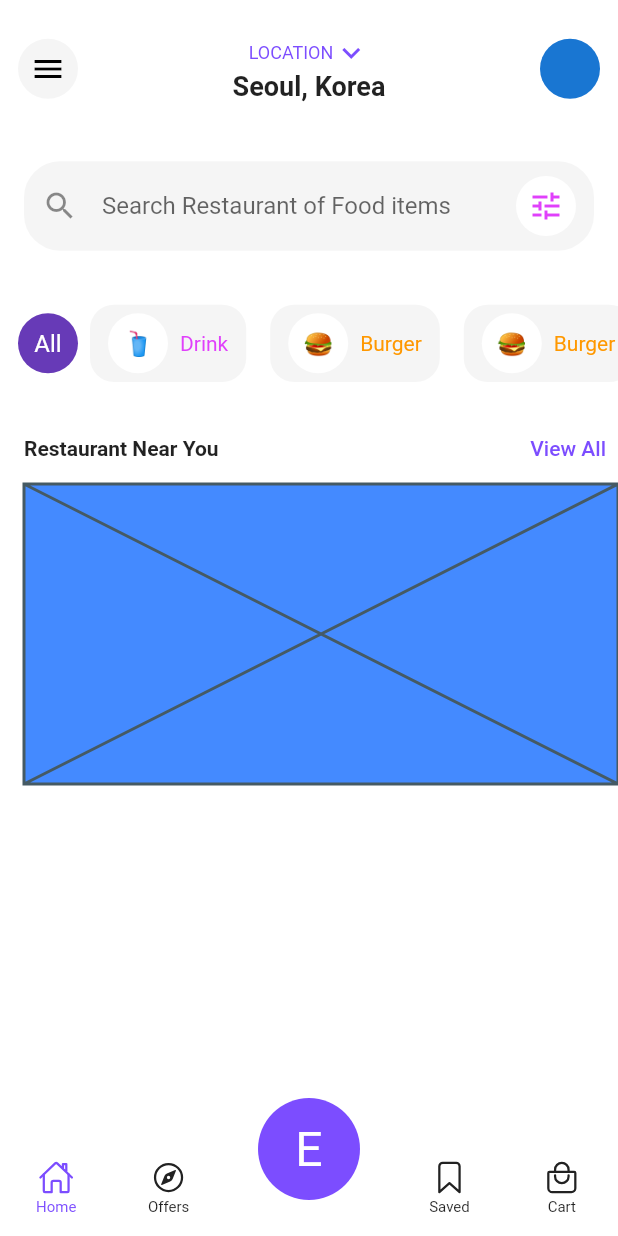
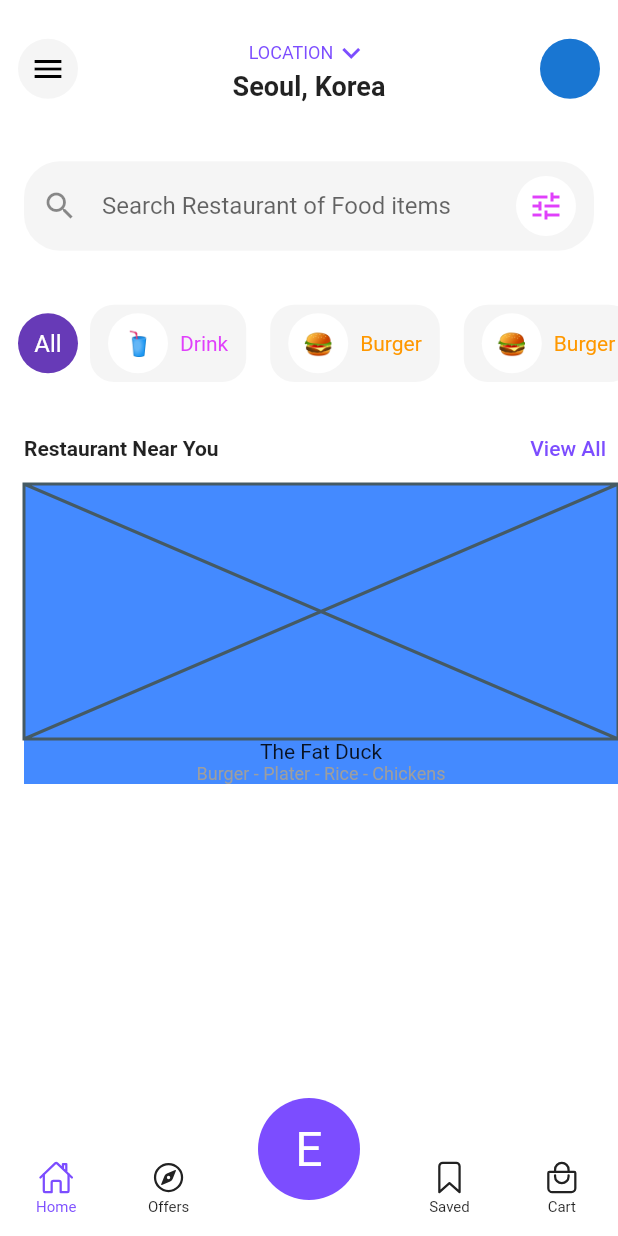
Before and after one commit to JAICHANGPARK/flutter_notebook_18th_story, a Flutter app: the screen it shows after launch, on a phone screen of 412 x 824 dp. Run offline on Flutter 3.47's test engine with Material 2 defaults, Android fonts, the phone set to English and light mode, and no system bars; our stand-ins replace cached_network_image, flutter_riverpod, go_router, ionicons.

Commit message:
Update food_delivery_home_screen.dart

```diff
--- a/lib/ep1054_food_delivery_app/src/ui/food_delivery_home_screen.dart
+++ b/lib/ep1054_food_delivery_app/src/ui/food_delivery_home_screen.dart
@@ -261,7 +261,14 @@ class _FoodDeliveryHomeScreenState extends State<FoodDeliveryHomeScreen> {
                                     Expanded(child: Placeholder()),
                                     Column(
                                       children: [
-
+                                        Text("The Fat Duck"),
+                                        Text(
+                                          "Burger - Plater - Rice - Chickens",
+                                          style: TextStyle(
+                                            fontSize: 12,
+                                            color: Colors.grey,
+                                          ),
+                                        )
                                       ],
                                     )
                                   ],
```
